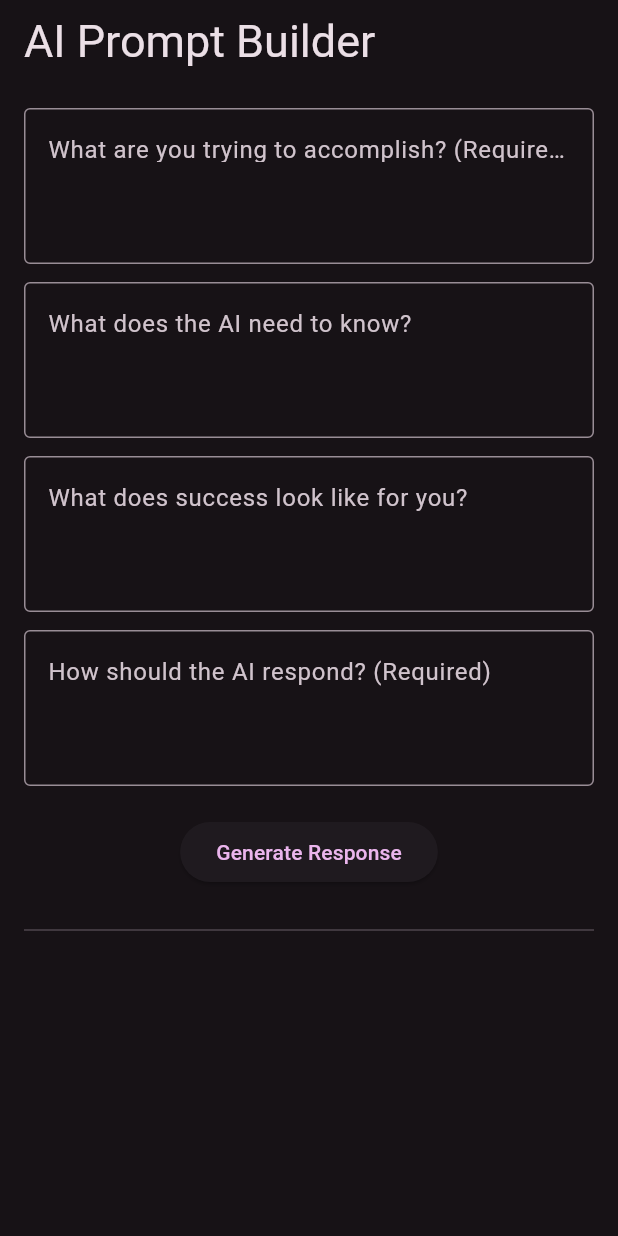
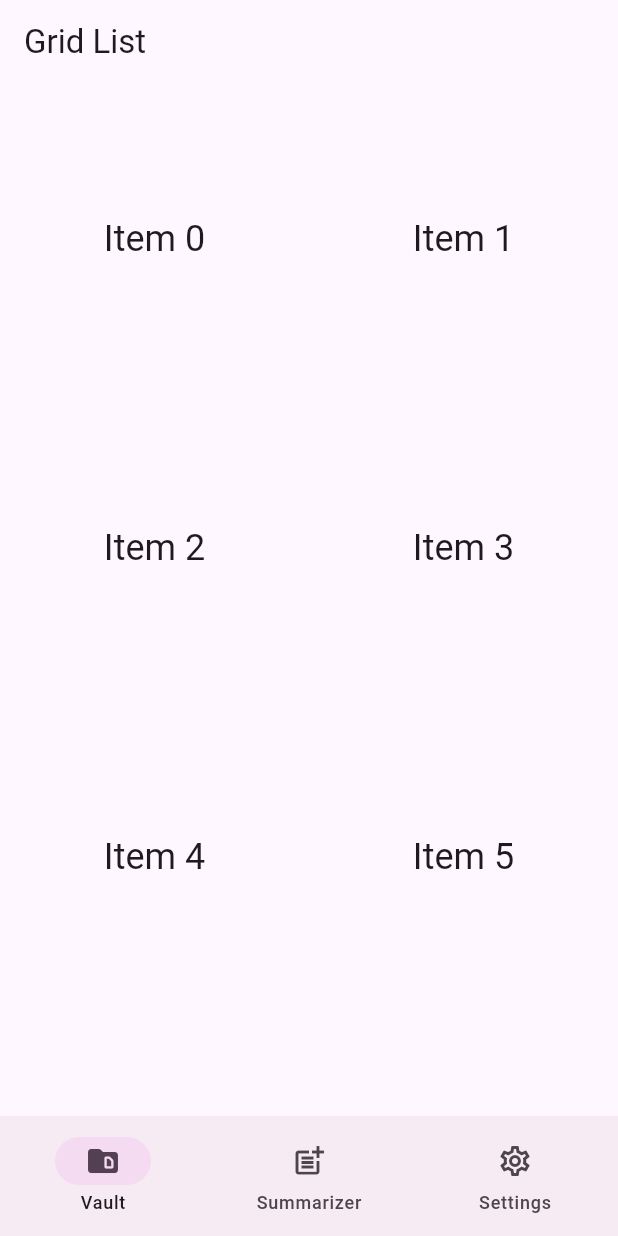
Before and after one commit to petrusjohannesmaas/prompt-vault, a Flutter app: the screen it shows after launch, on a phone screen of 412 x 824 dp. Run offline on Flutter 3.47's test engine with Material 3 defaults, Android fonts, the phone set to English and light mode, and no system bars; our stand-ins replace firebase_ai, firebase_core, google_fonts; accounts and stored records are empty; generated files the repository leaves out were written again; Roboto replaces fonts that are missing (Ubuntu).

Commit message:
Build core navigation

```diff
--- a/lib/main.dart
+++ b/lib/main.dart
@@ -1,8 +1,8 @@
-import 'package:firebase_core/firebase_core.dart';
 import 'package:flutter/material.dart';
 import 'package:google_fonts/google_fonts.dart';
+import 'package:firebase_core/firebase_core.dart';
 import 'firebase_options.dart';
-import 'screens/summarizer_screen.dart';
+import 'widgets/material3_bottom_nav.dart';
 
 void main() async {
   WidgetsFlutterBinding.ensureInitialized();
@@ -18,27 +18,18 @@ class SummarizerApp extends StatelessWidget {
     return MaterialApp(
       title: 'AI Summarizer',
       theme: ThemeData(
-        // Define the default brightness and colors.
-        colorScheme: ColorScheme.fromSeed(
-          seedColor: Colors.purple,
-          // ···
-          brightness: Brightness.dark,
-        ),
-
-        // Define the default `TextTheme`. Use this to specify the default
-        // text styling for headlines, titles, bodies of text, and more.
+        colorScheme: ColorScheme.fromSeed(seedColor: Colors.purple),
         textTheme: TextTheme(
           displayLarge: const TextStyle(
             fontSize: 72,
             fontWeight: FontWeight.bold,
           ),
-          // ···
           titleLarge: GoogleFonts.ubuntu(fontSize: 30),
           bodyMedium: GoogleFonts.merriweather(),
           displaySmall: GoogleFonts.pacifico(),
         ),
       ),
-      home: const SummarizerScreen(),
+      home: const Material3BottomNav(),
     );
   }
 }
--- a/lib/screens/summarizer_screen.dart
+++ b/lib/screens/summarizer_screen.dart
@@ -54,7 +54,6 @@ class _SummarizerScreenState extends State<SummarizerScreen> {
   @override
   Widget build(BuildContext context) {
     return Scaffold(
-      appBar: AppBar(title: const Text("AI Prompt Builder")),
       body: Padding(
         padding: const EdgeInsets.all(16.0),
         child: Column(
@@ -91,7 +90,7 @@ class _SummarizerScreenState extends State<SummarizerScreen> {
                       onPressed: _isLoading ? null : _handleSummarize,
                       child: _isLoading
                           ? const CircularProgressIndicator()
-                          : const Text("Generate Response"),
+                          : const Text("Generate Summary"),
                     ),
                     const SizedBox(height: 20),
                     const Divider(),
--- /dev/null
+++ b/lib/screens/vault_screen.dart
@@ -0,0 +1,32 @@
+import 'package:flutter/material.dart';
+
+class VaultScreen extends StatelessWidget {
+  const VaultScreen({super.key});
+
+  @override
+  Widget build(BuildContext context) {
+    const title = 'Grid List';
+
+    return MaterialApp(
+      title: title,
+      home: Scaffold(
+        appBar: AppBar(title: const Text(title)),
+        body: GridView.count(
+          // Create a grid with 2 columns.
+          // If you change the scrollDirection to horizontal,
+          // this produces 2 rows.
+          crossAxisCount: 2,
+          // Generate 100 widgets that display their index in the list.
+          children: List.generate(100, (index) {
+            return Center(
+              child: Text(
+                'Item $index',
+                style: TextTheme.of(context).headlineSmall,
+              ),
+            );
+          }),
+        ),
+      ),
+    );
+  }
+}
--- /dev/null
+++ b/lib/widgets/material3_bottom_nav.dart
@@ -0,0 +1,57 @@
+import 'package:flutter/material.dart';
+import '../screens/vault_screen.dart';
+import '../screens/summarizer_screen.dart';
+import '../screens/settings_drawer.dart';
+
+class Material3BottomNav extends StatefulWidget {
+  const Material3BottomNav({super.key});
+
+  @override
+  State<Material3BottomNav> createState() => _Material3BottomNavState();
+}
+
+class _Material3BottomNavState extends State<Material3BottomNav> {
+  int _selectedIndex = 0;
+
+  final List<Widget> _pages = const [
+    VaultScreen(),
+    SummarizerScreen(),
+    SettingsDrawer(),
+  ];
+
+  @override
+  Widget build(BuildContext context) {
+    return Scaffold(
+      // appBar: AppBar(title: Text(_navBarItems[_selectedIndex].label)),
+      body: _pages[_selectedIndex],
+      bottomNavigationBar: NavigationBar(
+        animationDuration: const Duration(seconds: 1),
+        selectedIndex: _selectedIndex,
+        onDestinationSelected: (index) {
+          setState(() {
+            _selectedIndex = index;
+          });
+        },
+        destinations: _navBarItems,
+      ),
+    );
+  }
+}
+
+const _navBarItems = [
+  NavigationDestination(
+    icon: Icon(Icons.snippet_folder_outlined),
+    selectedIcon: Icon(Icons.snippet_folder_rounded),
+    label: 'Vault',
+  ),
+  NavigationDestination(
+    icon: Icon(Icons.post_add_outlined),
+    selectedIcon: Icon(Icons.post_add_rounded),
+    label: 'Summarizer',
+  ),
+  NavigationDestination(
+    icon: Icon(Icons.settings_outlined),
+    selectedIcon: Icon(Icons.settings_rounded),
+    label: 'Settings',
+  ),
+];
```
Also changed, not shown: lib/screens/settings_drawer.dart (added, +148 -0 lines), lib/widgets/custom_button.dart (deleted).
